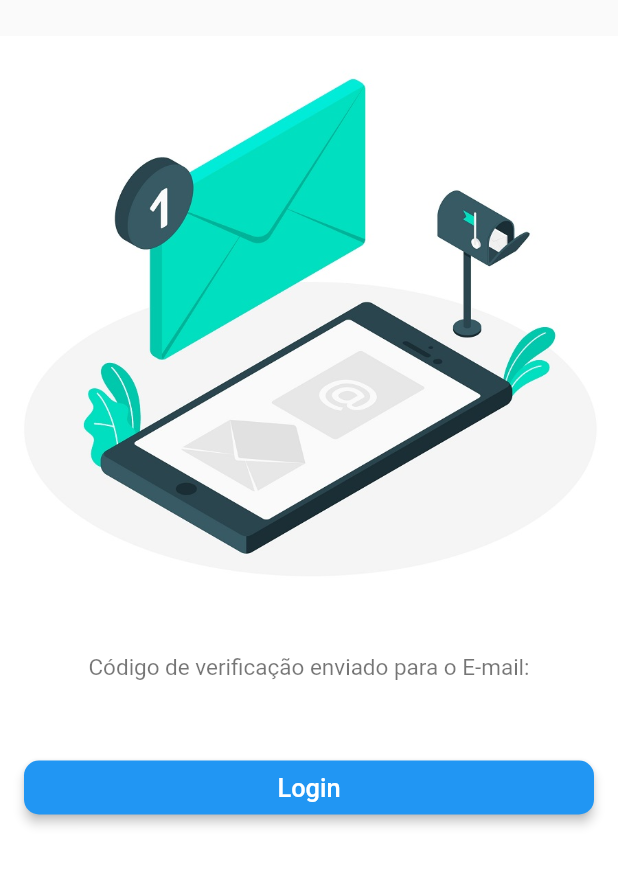
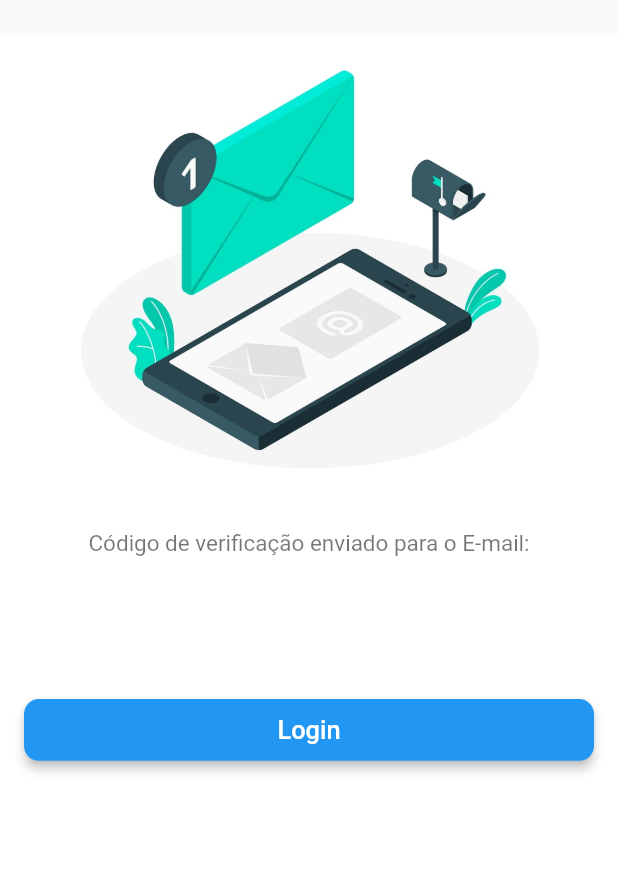
Before and after one commit to RodolfoBR93/sgi, a Flutter app: the SendMail screen opened directly with empty values, on a phone screen of 412 x 824 dp, the part 144-1031 px from its top. Run offline on Flutter 3.47's test engine with Material 2 defaults, Android fonts, the phone set to English and light mode, and no system bars; our stand-ins replace dio, email_validator, expandable, flutter_slidable, google_fonts, pin_code_fields and 3 more; missing offline and left inert: advance_pdf_viewer, charcode, money2, syncfusion_flutter_pdfviewer; accounts and stored records are empty; network calls fail; statements that could not run were skipped.

Commit message:
Versão 1.0 (Beta estável) - melhorias diversas.

```diff
--- a/lib/core/app_colors.dart
+++ b/lib/core/app_colors.dart
@@ -10,6 +10,7 @@ class AppColors {
   static final Color orange = Color(0XFFFF6D00);
   static final Color darkGreen = Color(0XFF00C853);
   static final Color blackSnackBar = Color(0XFF0F0F0F);
+  static final Color purpleAccent = Colors.purpleAccent;
 
   // static final Color purple = Color(0xFF8257E5);
   // static final Color white = Color(0xFFFFFFFF);
--- a/lib/core/app_images.dart
+++ b/lib/core/app_images.dart
@@ -10,6 +10,7 @@ class AppImages {
       "assets/images/LogoCircular_MaceioDistribuidora.png";
   static String get mslog_circular => "assets/images/LogoCircular_MsLog.png";
   static String get cose_circular => "assets/images/LogoCircular_Cose.png";
+  static String get gentileza_circular => "assets/images/LogoCircular_Gentileza.png";
 
   // static String get logoAsa => asa_circular;
   // static String get logoMcd => mcd_circular;
@@ -46,7 +47,7 @@ class AppImages {
         break;
       case '16':
         {
-          image = asa_circular;
+          image = gentileza_circular;
         }
         break;
     }
--- a/lib/core/app_text_styles.dart
+++ b/lib/core/app_text_styles.dart
@@ -31,6 +31,12 @@ class AppTextStyles {
   static final TextStyle title15Black = GoogleFonts.workSans(
     color: AppColors.black,
     fontSize: 15,
+    fontWeight: FontWeight.w400,
+  );
+
+  static final TextStyle title16Black = GoogleFonts.workSans(
+    color: AppColors.black,
+    fontSize: 16,
     fontWeight: FontWeight.w400,
   );
 
@@ -81,18 +87,23 @@ class AppTextStyles {
     fontWeight: FontWeight.w600,
   );
 
+  static final TextStyle text30White = GoogleFonts.roboto(
+    color: AppColors.white,
+    fontSize: 30,
+    fontWeight: FontWeight.w600,
+  );
+
   static final TextStyle body24Blue = GoogleFonts.roboto(
     color: AppColors.blue,
     fontSize: 24,
     fontWeight: FontWeight.w700,
   );
 
-    static final TextStyle lato24Blue = GoogleFonts.lato(
+  static final TextStyle lato24Blue = GoogleFonts.lato(
     color: AppColors.blue,
     fontSize: 24,
     fontWeight: FontWeight.w900,
   );
-
 
   static final TextStyle body20Blue = GoogleFonts.roboto(
     color: AppColors.blue,
--- a/lib/home/widgets/app_bar_home_widget.dart
+++ b/lib/home/widgets/app_bar_home_widget.dart
@@ -7,12 +7,12 @@ import 'package:sgi/core/app_images.dart';
 import 'package:sgi/core/app_text_styles.dart';
 
 class AppBarRegisterWidget extends PreferredSize {
-  AppBarRegisterWidget(
-      double screenHeight, double screenWidth, VoidCallback onTapUpdate, String initials)
+  AppBarRegisterWidget(double screenHeight, double screenWidth,
+      VoidCallback onTapUpdate, String initials)
       : super(
-          preferredSize: Size.fromHeight(250),
+          preferredSize: Size.fromHeight((screenHeight * 30) / 100),
           child: Container(
-            height: 250,
+            height: (screenHeight * 30) / 100,
             child: Stack(
               children: [
                 AppBar(
@@ -32,7 +32,9 @@ class AppBarRegisterWidget extends PreferredSize {
                   ),
                 ),
                 Positioned(
-                  top: 40,
+                  top: screenHeight < 800
+                      ? (screenHeight * 2) / 100
+                      : (screenHeight * 5) / 100,
                   left: (screenWidth / 2) - 120,
                   child: Container(
                     child: Image.asset(
@@ -42,7 +44,9 @@ class AppBarRegisterWidget extends PreferredSize {
                   ),
                 ),
                 Positioned(
-                  top: 50,
+                  top: screenHeight < 800
+                      ? (screenHeight * 3) / 100
+                      : (screenHeight * 6) / 100,
                   left: screenWidth / 2,
                   child: Container(
                     child: Column(
@@ -59,8 +63,12 @@ class AppBarRegisterWidget extends PreferredSize {
                   ),
                 ),
                 Positioned(
-                  top: 60,
-                  right: 40,
+                  top: screenHeight < 800
+                      ? (screenHeight * 4) / 100
+                      : (screenHeight * 7) / 100,
+                  right: screenHeight < 800
+                      ? (screenHeight * 3) / 100
+                      : (screenHeight * 4) / 100,
                   child: GestureDetector(
                     onTap: onTapUpdate,
                     child: Icon(
@@ -71,14 +79,14 @@ class AppBarRegisterWidget extends PreferredSize {
                   ),
                 ),
                 Align(
-                  alignment: Alignment(0.0, 2.0),
+                  alignment: Alignment(0.0, screenHeight < 600 ? 2.5 : 2.0),
                   child: Container(
-                    height: 130,
-                    width: 130,
+                    height:  screenHeight < 600 ? 100 : 130,
+                    width: screenHeight < 600 ? 100 : 130,
                     decoration: BoxDecoration(
                         border: Border.all(width: 5, color: AppColors.white),
                         borderRadius: BorderRadius.circular(100),
-                        color: Colors.white
+                        color: AppColors.orange,
                         // image: DecorationImage(
                         //   image: NetworkImage(
                         //       'https://p2.trrsf.com/image/fget/cf/460/0/images.terra.com/2021/06/06/111474860-loki-vote.jpg'),
@@ -87,7 +95,7 @@ class AppBarRegisterWidget extends PreferredSize {
                     child: Center(
                       child: Text(
                         initials,
-                        style: AppTextStyles.body24Blue,
+                        style: AppTextStyles.text30White,
                       ),
                     ),
                   ),
--- a/lib/login/widgets/app_bar_login_widget.dart
+++ b/lib/login/widgets/app_bar_login_widget.dart
@@ -50,10 +50,10 @@ class AppBarLoginWidget extends PreferredSize {
                             crossAxisAlignment: CrossAxisAlignment.start,
                             children: [
                               Text(
-                                "SISTEMA DE",
+                                "SISTEMA",
                                 style: AppTextStyles.title,
                               ),
-                              Text("GESTÃO", style: AppTextStyles.title),
+                              Text("DE GESTÃO", style: AppTextStyles.title),
                               Text("INTEGRADA", style: AppTextStyles.title),
                             ],
                           ),
--- a/lib/register/send_mail_page.dart
+++ b/lib/register/send_mail_page.dart
@@ -42,40 +42,37 @@ class _SendMailState extends State<SendMail> {
           width: MediaQuery.of(context).size.width,
           child: ListView(
             children: <Widget>[
-              Expanded(
-                flex: 3,
-                child: Container(
-                  //height: MediaQuery.of(context).size.height / 4,
+              //Expanded(
+              //  flex: 2,
+              //  child:
+              Container(
+                  height: MediaQuery.of(context).size.height *40/100,
                   child: ClipRRect(
                     borderRadius: BorderRadius.circular(30),
                     child: Image.asset(AppImages.email_sent),
                   ),
                 ),
-              ),
-              Expanded(
-                flex: 1,
-                child: RichText(
+              //),
+              Container(
+                  height: MediaQuery.of(context).size.height *5/100,
+                  child:RichText(
                   text: TextSpan(
                       text: "Código de verificação enviado para o E-mail:",
                       style: TextStyle(color: Colors.black54, fontSize: 15)),
                   textAlign: TextAlign.center,
-                ),
-              ),
-              Expanded(
-                flex: 1,
-                child: RichText(
+                ),),
+              Container(
+                  height: MediaQuery.of(context).size.height *5/100,
+                  child:RichText(
                   text: TextSpan(
                       text: email,
                       style: TextStyle(color: Colors.black54, fontSize: 15)),
                   textAlign: TextAlign.center,
-                ),
-              ),
-              Expanded(
-                flex: 2,
-                child: Padding(
-                  padding: const EdgeInsets.fromLTRB(16, 30, 16, 0),
+                ),),
+              Padding(
+                  padding: const EdgeInsets.fromLTRB(16, 30, 16, 20),
                   child: SizedBox(
-                    //height: 55, //height of button
+                    height: MediaQuery.of(context).size.height *5/100,
                     width: double.infinity, //width of button
                     child: ElevatedButton(
                       onPressed: () {
@@ -94,7 +91,6 @@ class _SendMailState extends State<SendMail> {
                     ),
                   ),
                 ),
-              ),
             ],
           )),
     );
--- a/pubspec.yaml
+++ b/pubspec.yaml
@@ -55,4 +55,5 @@ flutter:
     - assets/images/LogoCircular_MaceioDistribuidora.png
     - assets/images/LogoCircular_MsLog.png
     - assets/images/LogoCircular_Cose.png
+    - assets/images/LogoCircular_Gentileza.png
     - assets/images/email_sent2.jpg
```
Also changed, not shown: lib/home/home_page.dart (+44 -18 lines), lib/home/widgets/value_per_branch.dart (+4 -7 lines), lib/manage_access/manage_access_page.dart (+8 -1 lines), assets/images/Gentileza.png (deleted), assets/images/LogoCircular_Gentileza.png (added), 1 other file.
